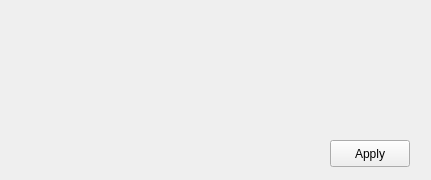
acorver/SpikeGL, file ApplyDialog.ui: the form before one commit.
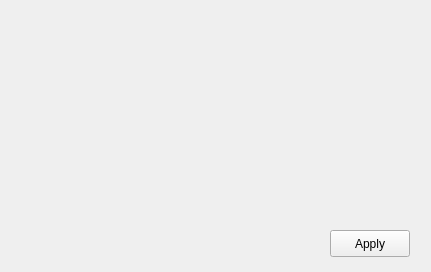
The form after the commit.

Commit message: fixed apply ao pass dialog not working right and looking funny

```diff
--- a/ApplyDialog.ui
+++ b/ApplyDialog.ui
@@ -1,32 +1,32 @@
 <ui version="4.0" >
  <class>ApplyDialog</class>
- <widget class="QWidget" name="ApplyDialog" >
-  <property name="geometry" >
+ <widget class="QWidget" name="ApplyDialog">
+  <property name="geometry">
    <rect>
     <x>0</x>
     <y>0</y>
     <width>431</width>
-    <height>180</height>
+    <height>272</height>
    </rect>
   </property>
   <property name="windowTitle" >
    <string>ApplyDialog</string>
   </property>
-  <widget class="QWidget" native="1" name="widget" >
-   <property name="geometry" >
+  <widget class="QWidget" name="widget" native="true">
+   <property name="geometry">
     <rect>
      <x>0</x>
      <y>0</y>
      <width>431</width>
-     <height>121</height>
+     <height>215</height>
     </rect>
    </property>
   </widget>
-  <widget class="QPushButton" name="applyButton" >
-   <property name="geometry" >
+  <widget class="QPushButton" name="applyButton">
+   <property name="geometry">
     <rect>
      <x>330</x>
-     <y>140</y>
+     <y>230</y>
      <width>80</width>
      <height>27</height>
     </rect>
```
Left out of the diff: 9 changed lines with no effect on the pictures. The commit also changes 7 other files.
